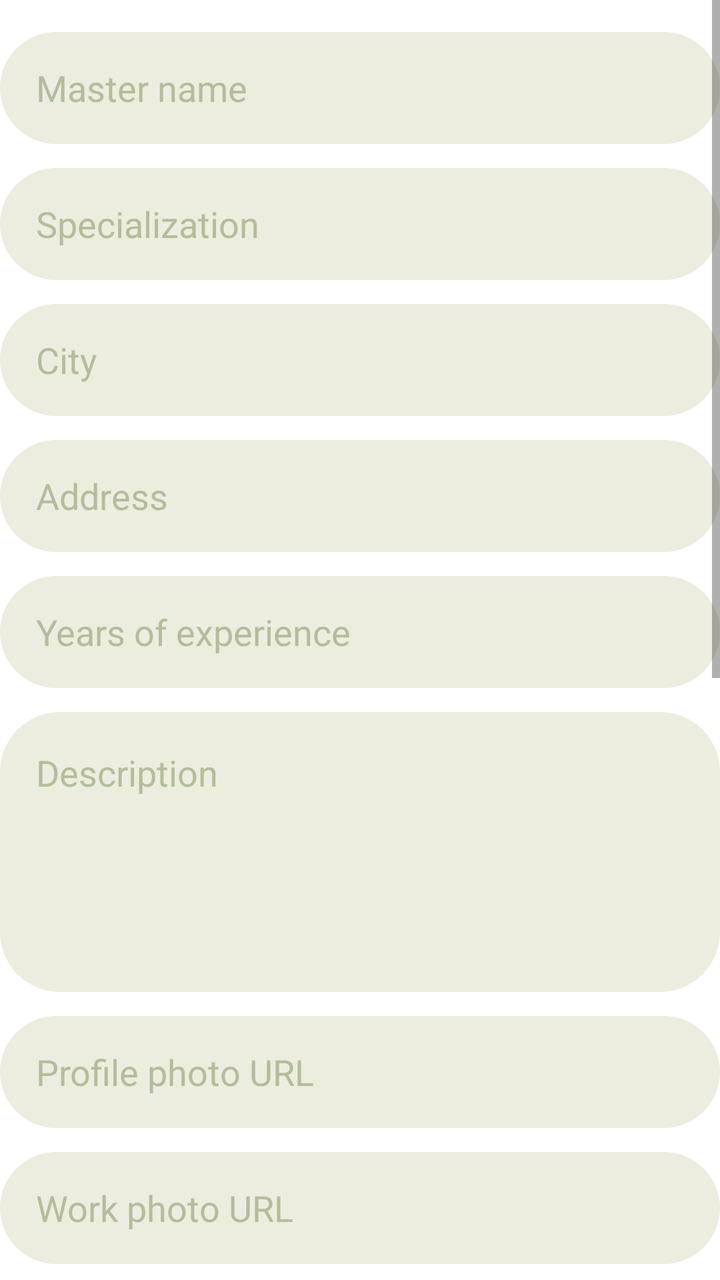
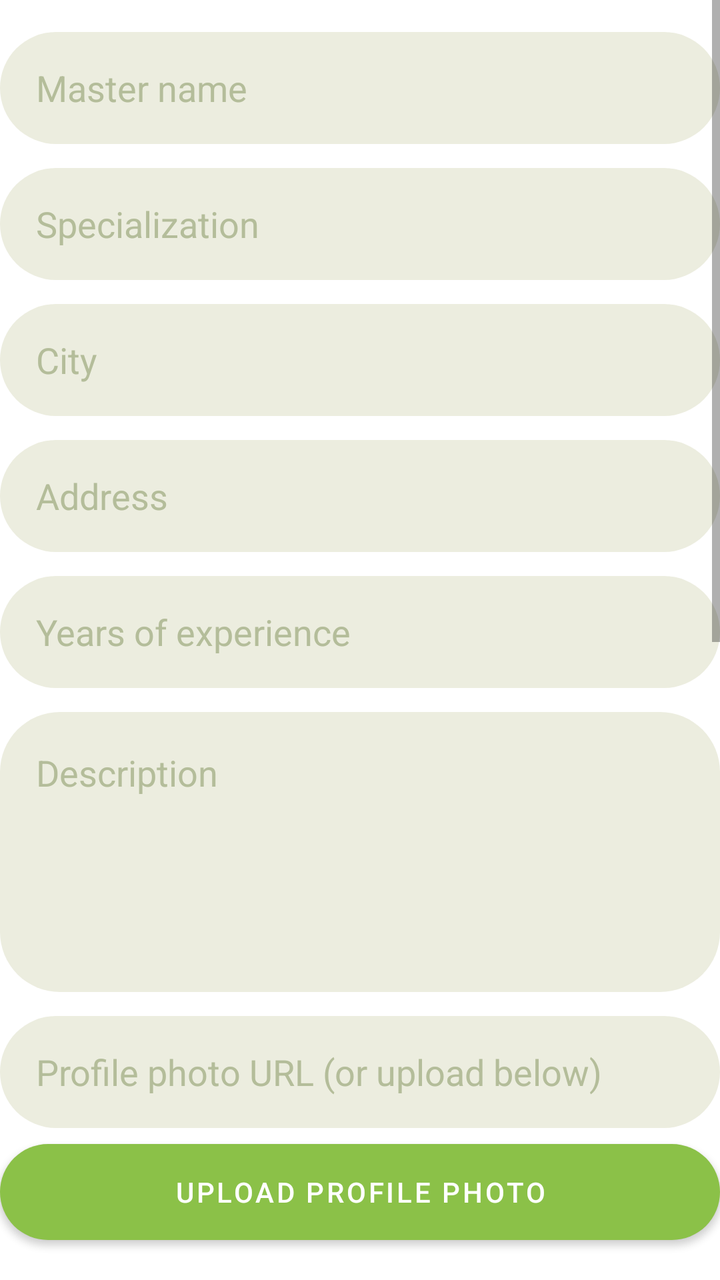

Before-and-after screenshots of an Android layout around one commit, followed by the original layout XML and the change that was made.
<!-- AndroidManifest.xml: application theme Theme.BeautyAppFrontend -->
<!-- res/layout/dialog_master_profile_edit.xml -->
<?xml version="1.0" encoding="utf-8"?>
<ScrollView xmlns:android="http://schemas.android.com/apk/res/android"
    android:layout_width="match_parent"
    android:layout_height="wrap_content"
    android:fillViewport="true">

    <LinearLayout
        android:layout_width="match_parent"
        android:layout_height="wrap_content"
        android:orientation="vertical"
        android:paddingTop="8dp"
        android:paddingBottom="8dp">

        <EditText
            android:id="@+id/et_master_name"
            android:layout_width="match_parent"
            android:layout_height="56dp"
            android:layout_marginTop="8dp"
            android:background="@drawable/bg_input_field"
            android:hint="Master name"
            android:inputType="textPersonName|textCapWords"
            android:paddingStart="18dp"
            android:paddingEnd="18dp"
            android:textColor="@color/text_primary"
            android:textColorHint="@color/text_hint" />

        <EditText
            android:id="@+id/et_master_specialization"
            android:layout_width="match_parent"
            android:layout_height="56dp"
            android:layout_marginTop="12dp"
            android:background="@drawable/bg_input_field"
            android:hint="Specialization"
            android:inputType="textCapSentences"
            android:paddingStart="18dp"
            android:paddingEnd="18dp"
            android:textColor="@color/text_primary"
            android:textColorHint="@color/text_hint" />

        <EditText
            android:id="@+id/et_master_city"
            android:layout_width="match_parent"
            android:layout_height="56dp"
            android:layout_marginTop="12dp"
            android:background="@drawable/bg_input_field"
            android:hint="City"
            android:inputType="textCapWords"
            android:paddingStart="18dp"
            android:paddingEnd="18dp"
            android:textColor="@color/text_primary"
            android:textColorHint="@color/text_hint" />

        <EditText
            android:id="@+id/et_master_address"
            android:layout_width="match_parent"
            android:layout_height="56dp"
            android:layout_marginTop="12dp"
            android:background="@drawable/bg_input_field"
            android:hint="Address"
            android:inputType="textPostalAddress|textCapSentences"
            android:paddingStart="18dp"
            android:paddingEnd="18dp"
            android:textColor="@color/text_primary"
            android:textColorHint="@color/text_hint" />

        <EditText
            android:id="@+id/et_master_experience"
            android:layout_width="match_parent"
            android:layout_height="56dp"
            android:layout_marginTop="12dp"
            android:background="@drawable/bg_input_field"
            android:hint="Years of experience"
            android:inputType="number"
            android:paddingStart="18dp"
            android:paddingEnd="18dp"
            android:textColor="@color/text_primary"
            android:textColorHint="@color/text_hint" />

        <EditText
            android:id="@+id/et_master_description"
            android:layout_width="match_parent"
            android:layout_height="140dp"
            android:layout_marginTop="12dp"
            android:background="@drawable/bg_input_field"
            android:gravity="top|start"
            android:hint="Description"
            android:inputType="textMultiLine|textCapSentences"
            android:minLines="5"
            android:padding="18dp"
            android:textColor="@color/text_primary"
            android:textColorHint="@color/text_hint" />

        <EditText
            android:id="@+id/et_master_profile_photo"
            android:layout_width="match_parent"
            android:layout_height="56dp"
            android:layout_marginTop="12dp"
            android:background="@drawable/bg_input_field"
            android:hint="Profile photo URL"
            android:inputType="textUri"
            android:paddingStart="18dp"
            android:paddingEnd="18dp"
            android:textColor="@color/text_primary"
            android:textColorHint="@color/text_hint" />

        <EditText
            android:id="@+id/et_master_work_photo"
            android:layout_width="match_parent"
            android:layout_height="56dp"
            android:layout_marginTop="12dp"
            android:background="@drawable/bg_input_field"
            android:hint="Work photo URL"
            android:inputType="textUri"
            android:paddingStart="18dp"
            android:paddingEnd="18dp"
            android:textColor="@color/text_primary"
            android:textColorHint="@color/text_hint" />

        <EditText
            android:id="@+id/et_master_work_photo_caption"
            android:layout_width="match_parent"
            android:layout_height="56dp"
            android:layout_marginTop="12dp"
            android:background="@drawable/bg_input_field"
            android:hint="Work photo caption"
            android:inputType="textCapSentences"
            android:paddingStart="18dp"
            android:paddingEnd="18dp"
            android:textColor="@color/text_primary"
            android:textColorHint="@color/text_hint" />

        <TextView
            android:layout_width="match_parent"
            android:layout_height="wrap_content"
            android:layout_marginTop="16dp"
            android:text="Weekly schedule"
            android:textColor="@color/text_primary"
            android:textSize="16sp"
            android:textStyle="bold" />

        <EditText
            android:id="@+id/et_monday_hours"
            android:layout_width="match_parent"
            android:layout_height="56dp"
            android:layout_marginTop="10dp"
            android:background="@drawable/bg_input_field"
            android:hint="Monday: 09:00 - 18:00"
            android:paddingStart="18dp"
            android:paddingEnd="18dp"
            android:textColor="@color/text_primary"
            android:textColorHint="@color/text_hint" />

        <EditText
            android:id="@+id/et_tuesday_hours"
            android:layout_width="match_parent"
            android:layout_height="56dp"
            android:layout_marginTop="10dp"
            android:background="@drawable/bg_input_field"
            android:hint="Tuesday: 09:00 - 18:00"
            android:paddingStart="18dp"
            android:paddingEnd="18dp"
            android:textColor="@color/text_primary"
            android:textColorHint="@color/text_hint" />

        <EditText
            android:id="@+id/et_wednesday_hours"
            android:layout_width="match_parent"
            android:layout_height="56dp"
            android:layout_marginTop="10dp"
            android:background="@drawable/bg_input_field"
            android:hint="Wednesday: 09:00 - 18:00"
            android:paddingStart="18dp"
            android:paddingEnd="18dp"
            android:textColor="@color/text_primary"
            android:textColorHint="@color/text_hint" />

        <EditText
            android:id="@+id/et_thursday_hours"
            android:layout_width="match_parent"
            android:layout_height="56dp"
            android:layout_marginTop="10dp"
            android:background="@drawable/bg_input_field"
            android:hint="Thursday: 09:00 - 18:00"
            android:paddingStart="18dp"
            android:paddingEnd="18dp"
            android:textColor="@color/text_primary"
            android:textColorHint="@color/text_hint" />

        <EditText
            android:id="@+id/et_friday_hours"
            android:layout_width="match_parent"
            android:layout_height="56dp"
            android:layout_marginTop="10dp"
            android:background="@drawable/bg_input_field"
            android:hint="Friday: 09:00 - 18:00"
            android:paddingStart="18dp"
            android:paddingEnd="18dp"
            android:textColor="@color/text_primary"
            android:textColorHint="@color/text_hint" />

        <EditText
            android:id="@+id/et_saturday_hours"
            android:layout_width="match_parent"
            android:layout_height="56dp"
            android:layout_marginTop="10dp"
            android:background="@drawable/bg_input_field"
            android:hint="Saturday: 10:00 - 16:00"
            android:paddingStart="18dp"
            android:paddingEnd="18dp"
            android:textColor="@color/text_primary"
            android:textColorHint="@color/text_hint" />

        <EditText
            android:id="@+id/et_sunday_hours"
            android:layout_width="match_parent"
            android:layout_height="56dp"
            android:layout_marginTop="10dp"
            android:background="@drawable/bg_input_field"
            android:hint="Sunday: Closed"
            android:paddingStart="18dp"
            android:paddingEnd="18dp"
            android:textColor="@color/text_primary"
            android:textColorHint="@color/text_hint" />

    </LinearLayout>
</ScrollView>
<!-- resources referenced by this layout -->
<resources>
  <color name="text_hint">#B4BD9A</color>
  <color name="text_primary">#3D5A1E</color>
  <!-- drawable bg_input_field (drawable) -->
  <?xml version="1.0" encoding="utf-8"?>
  <shape xmlns:android="http://schemas.android.com/apk/res/android"
      android:shape="rectangle">
      <solid android:color="#ECEDDF" />
      <corners android:radius="30dp" />
  </shape>
  <style name="Theme.BeautyAppFrontend" parent="Theme.MaterialComponents.DayNight.NoActionBar">
          <item name="colorPrimary">@color/green_primary</item>
          <item name="colorPrimaryVariant">@color/green_dark</item>
          <item name="colorOnPrimary">@color/white</item>
          <item name="android:statusBarColor">@color/auth_background</item>
          <item name="android:windowLightStatusBar">true</item>
      </style>
  <color name="green_primary">#8BC148</color>
  <color name="green_dark">#60A61F</color>
  <color name="white">#FFFFFFFF</color>
  <color name="auth_background">#F0F9E8</color>
</resources>

<!-- the commit's change to res/layout/dialog_master_profile_edit.xml (unified diff, before → after) -->
@@ -96,12 +96,23 @@
             android:layout_height="56dp"
             android:layout_marginTop="12dp"
             android:background="@drawable/bg_input_field"
-            android:hint="Profile photo URL"
+            android:hint="Profile photo URL (or upload below)"
             android:inputType="textUri"
             android:paddingStart="18dp"
             android:paddingEnd="18dp"
             android:textColor="@color/text_primary"
             android:textColorHint="@color/text_hint" />
+
+        <Button
+            android:id="@+id/btn_upload_profile_photo"
+            android:layout_width="match_parent"
+            android:layout_height="48dp"
+            android:layout_marginTop="8dp"
+            android:layout_marginBottom="12dp"
+            android:background="@drawable/bg_button_gradient"
+            android:text="Upload profile photo"
+            android:textColor="@color/white"
+            android:textSize="14sp" />
 
         <EditText
             android:id="@+id/et_master_work_photo"
<!-- resource entries referenced after the edit -->
@@ -19,6 +19,18 @@
   <color name="green_primary">#8BC148</color>
   <color name="green_dark">#60A61F</color>
   <color name="white">#FFFFFFFF</color>
+  <!-- drawable bg_button_gradient (drawable) -->
+  <?xml version="1.0" encoding="utf-8"?>
+  <shape xmlns:android="http://schemas.android.com/apk/res/android"
+      android:shape="rectangle">
+      <gradient
+          android:angle="0"
+          android:startColor="#FBA685"
+          android:centerColor="#FA7370"
+          android:endColor="#BFE97B"
+          android:type="linear" />
+      <corners android:radius="30dp" />
+  </shape>
   <color name="auth_background">#F0F9E8</color>
 </resources>
 
